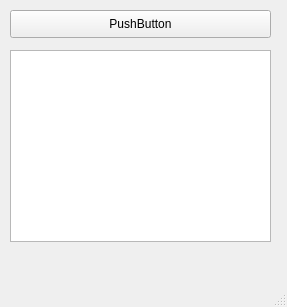
Qt form Projects/Mobile/UartBle/UartBle/mainwindow.ui (GitFromAleksey/MobileBleUart) before a commit.
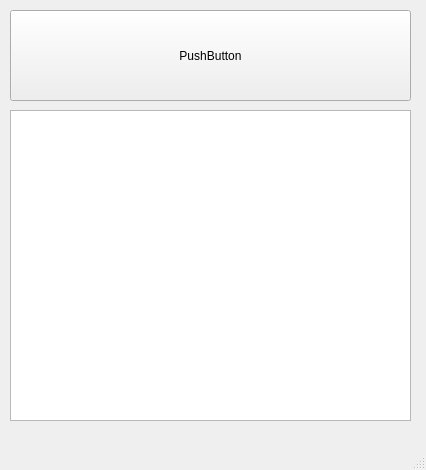
The same form after that commit.

```diff
--- a/Projects/Mobile/UartBle/UartBle/mainwindow.ui
+++ b/Projects/Mobile/UartBle/UartBle/mainwindow.ui
@@ -6,8 +6,8 @@
    <rect>
     <x>0</x>
     <y>0</y>
-    <width>287</width>
-    <height>307</height>
+    <width>426</width>
+    <height>470</height>
    </rect>
   </property>
   <property name="windowTitle">
@@ -19,8 +19,8 @@
      <rect>
       <x>10</x>
       <y>10</y>
-      <width>261</width>
-      <height>28</height>
+      <width>401</width>
+      <height>91</height>
      </rect>
     </property>
     <property name="text">
@@ -31,9 +31,9 @@
     <property name="geometry">
      <rect>
       <x>10</x>
-      <y>50</y>
-      <width>261</width>
-      <height>192</height>
+      <y>110</y>
+      <width>401</width>
+      <height>311</height>
      </rect>
     </property>
    </widget>
```
Left out of the diff: 2 changed lines with no effect on the pictures.
